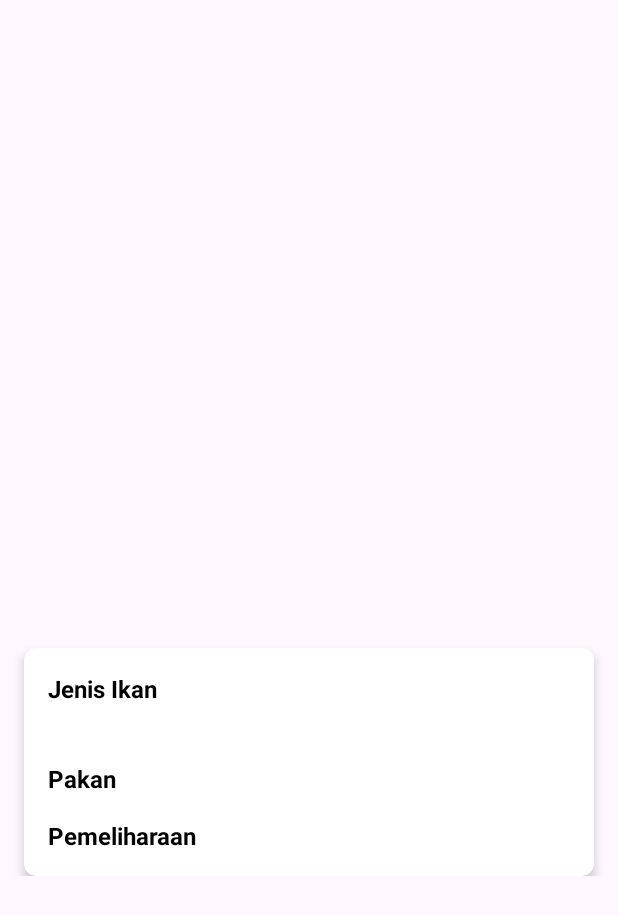
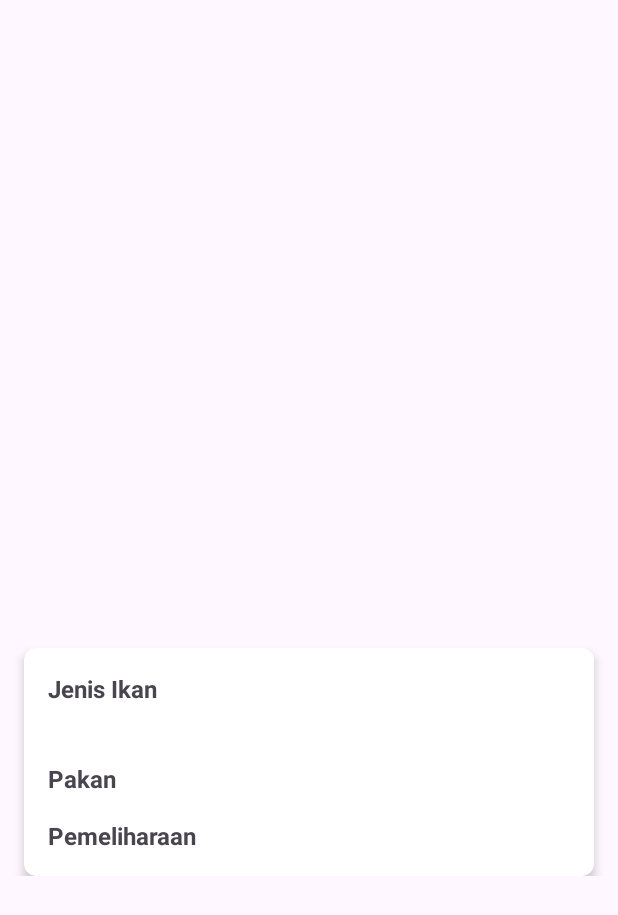
Before and after one commit to C241-PS258/AquaQulture, an Android app: the ScanDetailsActivity screen opened directly, with no data from a screen before it, on a phone screen of 412 x 824 dp. Shown: the top 915 px of the screen. Run offline under Robolectric (Android 15) with nearby library versions, the phone set to English and light mode, and no system bars; network calls fail; pictures from the network do not load; 2 statements that could not run were skipped.

Commit message:
Fix color, it now based on device theme

```diff
--- a/app/src/main/java/com/dicoding/aquaculture/view/customview/CustomBulletPointView.kt
+++ b/app/src/main/java/com/dicoding/aquaculture/view/customview/CustomBulletPointView.kt
@@ -1,5 +1,6 @@
 package com.dicoding.aquaculture.view.customview
 
+import android.app.UiModeManager
 import android.content.Context
 import android.graphics.Canvas
 import android.graphics.Paint
@@ -9,6 +10,7 @@ import android.text.TextPaint
 import android.util.AttributeSet
 import android.view.View
 import androidx.core.content.ContextCompat
+import com.dicoding.aquaculture.R
 
 class CustomBulletPointView @JvmOverloads constructor(
     context: Context,
@@ -16,13 +18,23 @@ class CustomBulletPointView @JvmOverloads constructor(
     defStyleAttr: Int = 0
 ) : View(context, attrs, defStyleAttr) {
 
+    private val isNightMode = isNightModeEnabled(context)
+
     private val paint = Paint().apply {
-        color = ContextCompat.getColor(context, android.R.color.black)
+        color = if (isNightMode) {
+            ContextCompat.getColor(context, android.R.color.white)
+        } else {
+            ContextCompat.getColor(context, R.color.black)
+        }
         style = Paint.Style.FILL
         isAntiAlias = true
     }
     private val textPaint = TextPaint().apply {
-        color = ContextCompat.getColor(context, android.R.color.black)
+        color = if (isNightMode) {
+            ContextCompat.getColor(context, android.R.color.white)
+        } else {
+            ContextCompat.getColor(context, R.color.black)
+        }
         textSize = 35f
         isAntiAlias = true
     }
@@ -81,4 +93,9 @@ class CustomBulletPointView @JvmOverloads constructor(
             yOffset += layouts[index].height + bulletMargin.toInt()
         }
     }
+
+    private fun isNightModeEnabled(context: Context): Boolean {
+        val uiModeManager = context.getSystemService(Context.UI_MODE_SERVICE) as? UiModeManager
+        return uiModeManager?.nightMode == UiModeManager.MODE_NIGHT_YES
+    }
 }
--- a/app/src/main/res/layout/activity_scan_details.xml
+++ b/app/src/main/res/layout/activity_scan_details.xml
@@ -47,7 +47,6 @@
                     android:layout_width="match_parent"
                     android:layout_height="wrap_content"
                     android:text="Jenis Ikan"
-                    android:textColor="@android:color/black"
                     android:textSize="16sp"
                     android:textStyle="bold" />
 
@@ -55,15 +54,13 @@
                     android:id="@+id/jenisIkan"
                     android:layout_width="match_parent"
                     android:layout_height="wrap_content"
-                    android:textSize="16sp"
-                    android:textColor="@android:color/black" />
+                    android:textSize="16sp" />
 
                 <TextView
                     android:layout_width="match_parent"
                     android:layout_height="wrap_content"
                     android:layout_marginTop="16dp"
                     android:text="Pakan"
-                    android:textColor="@android:color/black"
                     android:textSize="16sp"
                     android:textStyle="bold" />
 
@@ -71,15 +68,13 @@
                     android:id="@+id/pakan"
                     android:layout_width="match_parent"
                     android:layout_height="wrap_content"
-                    android:textSize="16sp"
-                    android:textColor="@android:color/black" />
+                    android:textSize="16sp" />
 
                 <TextView
                     android:layout_width="match_parent"
                     android:layout_height="wrap_content"
                     android:layout_marginTop="16dp"
                     android:text="Pemeliharaan"
-                    android:textColor="@android:color/black"
                     android:textSize="16sp"
                     android:textStyle="bold" />
 
@@ -87,8 +82,7 @@
                     android:id="@+id/pemeliharaan"
                     android:layout_width="match_parent"
                     android:layout_height="wrap_content"
-                    android:textSize="16sp"
-                    android:textColor="@android:color/black" />
+                    android:textSize="16sp" />
             </LinearLayout>
         </androidx.cardview.widget.CardView>
     </androidx.constraintlayout.widget.ConstraintLayout>
--- a/app/src/main/res/layout/fragment_home.xml
+++ b/app/src/main/res/layout/fragment_home.xml
@@ -18,10 +18,10 @@
             android:layout_margin="32dp"
             android:textSize="36sp"
             android:textStyle="bold"
-            android:textColor="@color/black"
             android:text="@string/name_user"
             app:layout_constraintStart_toStartOf="parent"
-            app:layout_constraintTop_toTopOf="parent"/>
+            app:layout_constraintTop_toTopOf="parent"
+            tools:alpha="100" />
 
         <androidx.recyclerview.widget.RecyclerView
             android:id="@+id/rv_history"
--- a/app/src/main/res/values-night/themes.xml
+++ b/app/src/main/res/values-night/themes.xml
@@ -1,7 +1,11 @@
 <resources xmlns:tools="http://schemas.android.com/tools">
-    <!-- Base application theme. -->
-    <style name="Base.Theme.AquaCulture" parent="Theme.Material3.DayNight.NoActionBar">
-        <!-- Customize your dark theme here. -->
-         <item name="colorPrimary">@color/black</item>
+    <style name="Theme.AquaCulture" parent="Theme.Material3.DayNight.NoActionBar">
+        <item name="colorPrimary">@android:color/darker_gray</item>
+        <item name="colorOnPrimary">@color/black</item>
+        <item name="android:statusBarColor">@color/black</item>
+        <item name="android:navigationBarColor">@color/black</item>
+        <item name="colorSecondary">@color/white</item>
+        <item name="android:textColor">@color/white</item>
+        <item name="android:textColorPrimary">@android:color/white</item>
     </style>
 </resources>
--- a/app/src/main/res/values/colors.xml
+++ b/app/src/main/res/values/colors.xml
@@ -10,4 +10,7 @@
 
     <color name="pink">#F06292</color>
     <color name="navi">#2D3D4F</color>
+
+    <color name="button_text_day">@android:color/white</color>
+    <color name="button_text_night">@android:color/black</color>
 </resources>
--- a/app/src/main/res/values/themes.xml
+++ b/app/src/main/res/values/themes.xml
@@ -1,9 +1,6 @@
 <resources xmlns:tools="http://schemas.android.com/tools">
-    <!-- Base application theme. -->
-    <style name="Base.Theme.AquaCulture" parent="Theme.Material3.DayNight.NoActionBar">
-        <!-- Customize your light theme here. -->
-         <item name="colorPrimary">@color/black</item>
+    <style name="Theme.AquaCulture" parent="Theme.Material3.DayNight.NoActionBar">
+        <item name="colorPrimary">@color/black</item>
+        <item name="android:textColorPrimary">@android:color/white</item>
     </style>
-
-    <style name="Theme.AquaCulture" parent="Base.Theme.AquaCulture" />
 </resources>
```
Also changed, not shown: app/src/main/res/layout/activity_login.xml (+0 -7 lines), app/src/main/res/layout/activity_register.xml (+11 -14 lines), app/src/main/res/layout/activity_signup.xml (+0 -7 lines), app/src/main/res/layout/fragment_scan.xml (+0 -13 lines).
